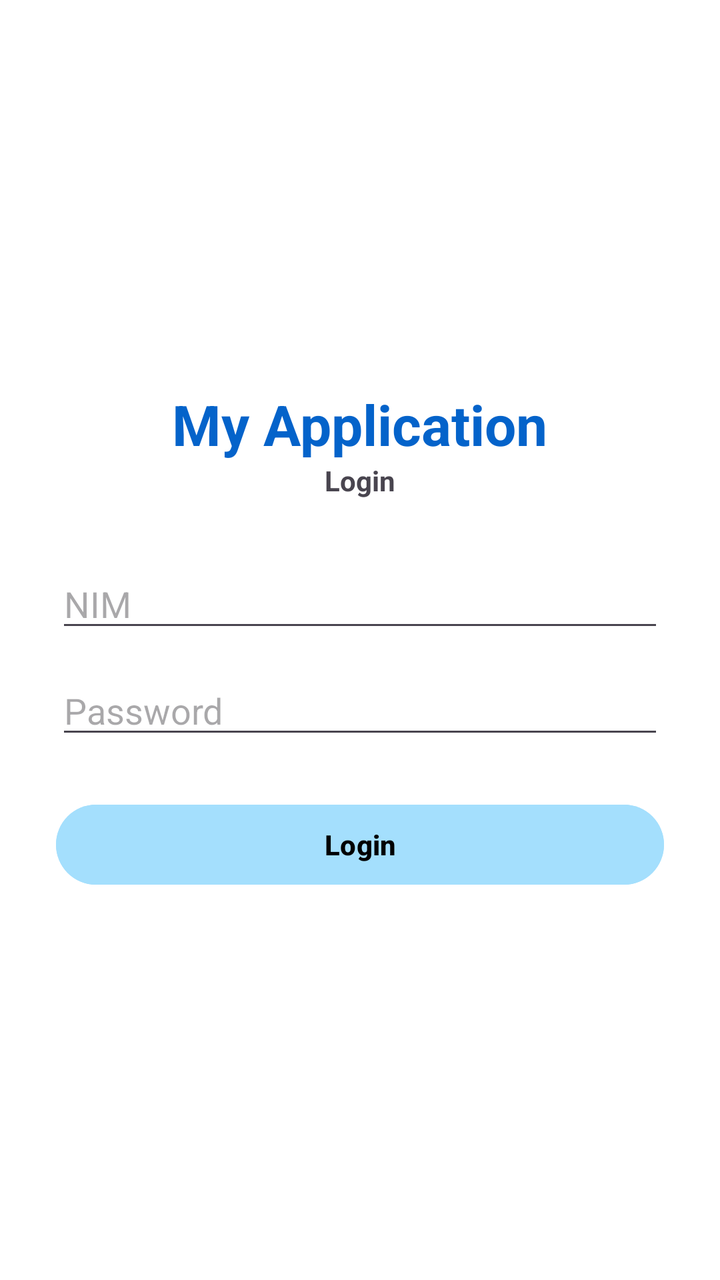
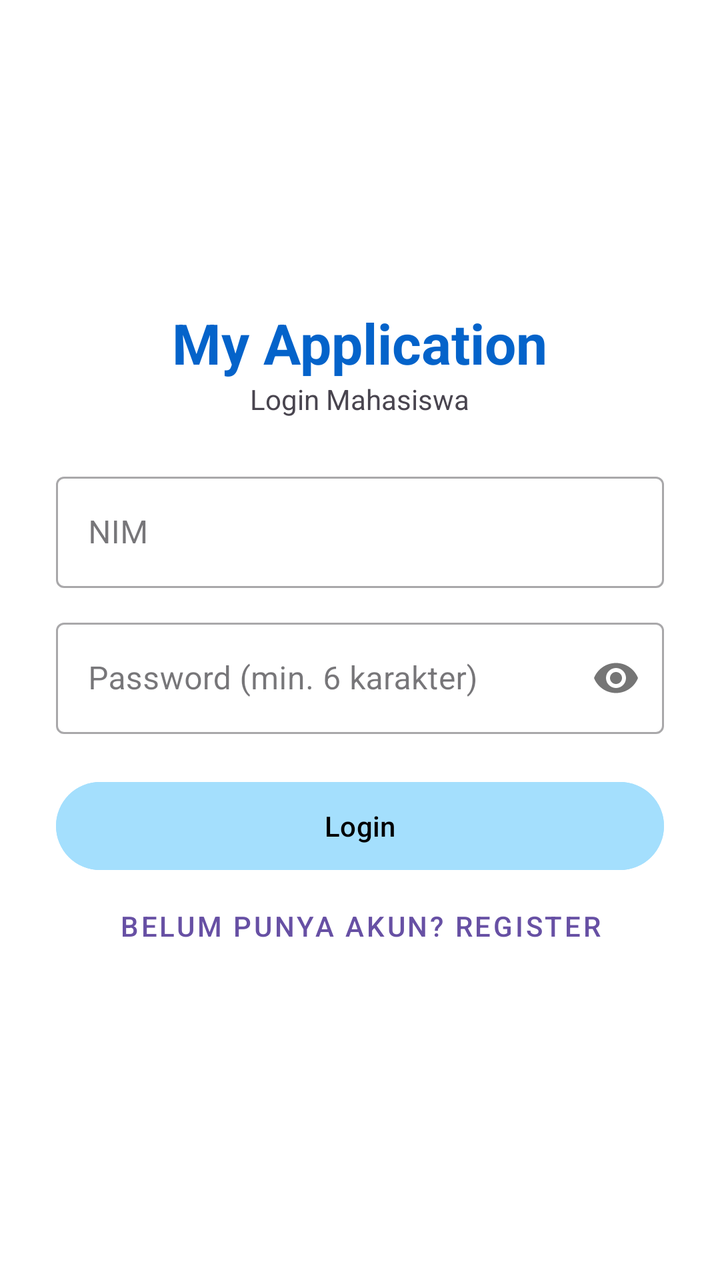

Two renders of the same Android screen: before a commit and after it. Below are the layout's source before the change and the commit's diff.
<!-- AndroidManifest.xml: application theme Theme.MyApplication -->
<!-- res/layout/activity_login.xml -->
<?xml version="1.0" encoding="utf-8"?>
<LinearLayout xmlns:android="http://schemas.android.com/apk/res/android"
    android:layout_width="match_parent"
    android:layout_height="match_parent"
    android:orientation="vertical"
    android:gravity="center"
    android:padding="28dp"
    android:background="@color/white">

    <TextView
        android:layout_width="wrap_content"
        android:layout_height="wrap_content"
        android:text="@string/app_name"
        android:textSize="28sp"
        android:textStyle="bold"
        android:textColor="@color/weightened_sky_blue" />

    <TextView
        android:layout_width="wrap_content"
        android:layout_height="wrap_content"
        android:text="Login"
        android:textStyle="bold"
        android:layout_marginBottom="30dp"/>

    <EditText
        android:id="@+id/etNim"
        android:layout_width="match_parent"
        android:layout_height="wrap_content"
        android:hint="NIM"
        android:inputType="number" />

    <EditText
        android:id="@+id/etPassword"
        android:layout_width="match_parent"
        android:layout_height="wrap_content"
        android:layout_marginTop="12dp"
        android:hint="Password"
        android:inputType="textPassword" />

    <Button
        android:id="@+id/btnLogin"
        android:layout_width="match_parent"
        android:layout_height="wrap_content"
        android:layout_marginTop="24dp"
        android:text="Login"
        android:textStyle="bold"
        android:backgroundTint="@color/sky_blue"
        android:textColor="@android:color/black"/>

</LinearLayout>
<!-- resources referenced by this layout -->
<resources>
  <color name="sky_blue">#A4DFFD</color>
  <color name="weightened_sky_blue">#0463CA</color>
  <color name="white">#FFFFFFFF</color>
  <string name="app_name">My Application</string>
  <style name="Theme.MyApplication" parent="Base.Theme.MyApplication" />
  <style name="Base.Theme.MyApplication" parent="Theme.Material3.DayNight.NoActionBar">
          
          
      </style>
</resources>

<!-- the commit's change to res/layout/activity_login.xml (unified diff, before → after) -->
@@ -2,6 +2,7 @@
 <LinearLayout xmlns:android="http://schemas.android.com/apk/res/android"
     android:layout_width="match_parent"
     android:layout_height="match_parent"
+    xmlns:app="http://schemas.android.com/apk/res-auto"
     android:orientation="vertical"
     android:gravity="center"
     android:padding="28dp"
@@ -10,41 +11,64 @@
     <TextView
         android:layout_width="wrap_content"
         android:layout_height="wrap_content"
-        android:text="@string/app_name"
+        android:text="My Application"
         android:textSize="28sp"
         android:textStyle="bold"
-        android:textColor="@color/weightened_sky_blue" />
+        android:textColor="@color/weightened_sky_blue"/>
 
     <TextView
         android:layout_width="wrap_content"
         android:layout_height="wrap_content"
-        android:text="Login"
-        android:textStyle="bold"
-        android:layout_marginBottom="30dp"/>
+        android:text="Login Mahasiswa"
+        android:layout_marginBottom="24dp"/>
 
-    <EditText
-        android:id="@+id/etNim"
+    <com.google.android.material.textfield.TextInputLayout
+        style="@style/Widget.MaterialComponents.TextInputLayout.OutlinedBox"
         android:layout_width="match_parent"
         android:layout_height="wrap_content"
-        android:hint="NIM"
-        android:inputType="number" />
+        android:hint="NIM">
+        <com.google.android.material.textfield.TextInputEditText
+            android:id="@+id/etNim"
+            android:layout_width="match_parent"
+            android:layout_height="wrap_content"
+            android:inputType="number"/>
+    </com.google.android.material.textfield.TextInputLayout>
 
-    <EditText
-        android:id="@+id/etPassword"
+    <com.google.android.material.textfield.TextInputLayout
+        style="@style/Widget.MaterialComponents.TextInputLayout.OutlinedBox"
         android:layout_width="match_parent"
         android:layout_height="wrap_content"
         android:layout_marginTop="12dp"
-        android:hint="Password"
-        android:inputType="textPassword" />
+        android:hint="Password (min. 6 karakter)"
+        app:passwordToggleEnabled="true">
+        <com.google.android.material.textfield.TextInputEditText
+            android:id="@+id/etPass"
+            android:layout_width="match_parent"
+            android:layout_height="wrap_content"
+            android:inputType="textPassword"/>
+    </com.google.android.material.textfield.TextInputLayout>
 
     <Button
         android:id="@+id/btnLogin"
         android:layout_width="match_parent"
+        android:layout_height="52dp"
+        android:layout_marginTop="20dp"
+        android:text="Login"
+        android:textColor="@color/black"
+        android:backgroundTint="@color/sky_blue"/>
+
+    <Button
+        android:id="@+id/btnRegister"
+        style="@style/Widget.MaterialComponents.Button.TextButton"
+        android:layout_width="match_parent"
         android:layout_height="wrap_content"
-        android:layout_marginTop="24dp"
-        android:text="Login"
-        android:textStyle="bold"
-        android:backgroundTint="@color/sky_blue"
-        android:textColor="@android:color/black"/>
+        android:text="Belum punya akun? Register"/>
+
+    <ProgressBar
+        android:id="@+id/progress"
+        android:layout_width="wrap_content"
+        android:layout_height="wrap_content"
+        android:visibility="gone"/>
+
 
 </LinearLayout>
<!-- resource entries referenced after the edit -->
@@ -1,9 +1,9 @@
 <!-- resources referenced by this layout -->
 <resources>
+  <color name="black">#FF000000</color>
   <color name="sky_blue">#A4DFFD</color>
   <color name="weightened_sky_blue">#0463CA</color>
   <color name="white">#FFFFFFFF</color>
-  <string name="app_name">My Application</string>
   <style name="Theme.MyApplication" parent="Base.Theme.MyApplication" />
   <style name="Base.Theme.MyApplication" parent="Theme.Material3.DayNight.NoActionBar">
           
